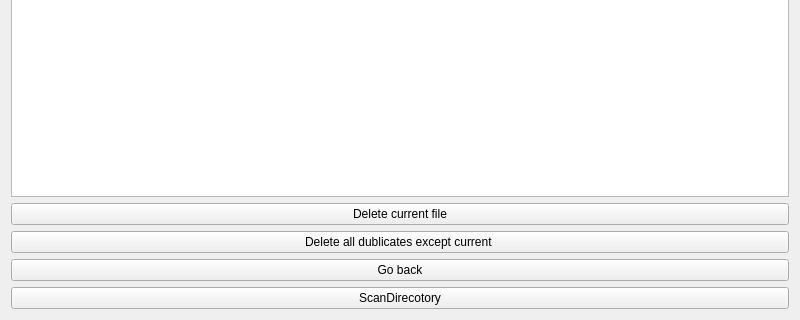
First picture: the form in mainwindow.ui, repository mikeTerentev/megaCleaner, before the edit; both pictures show x 0 to 800 and y 388 to 708 of the 800 by 708 pixel window.
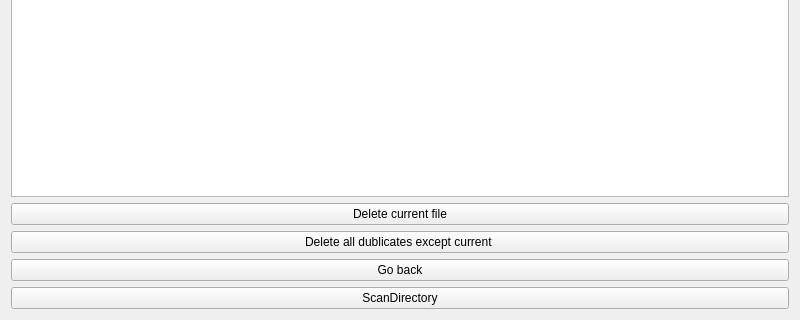
Second picture: the form after the edit. Custom widgets are drawn as their Qt base class.

```diff
--- a/mainwindow.ui
+++ b/mainwindow.ui
@@ -67,7 +67,7 @@
     <item>
      <widget class="QPushButton" name="pushScanDir">
       <property name="text">
-       <string>ScanDirecotory</string>
+       <string>ScanDirectory</string>
       </property>
      </widget>
     </item>
```
